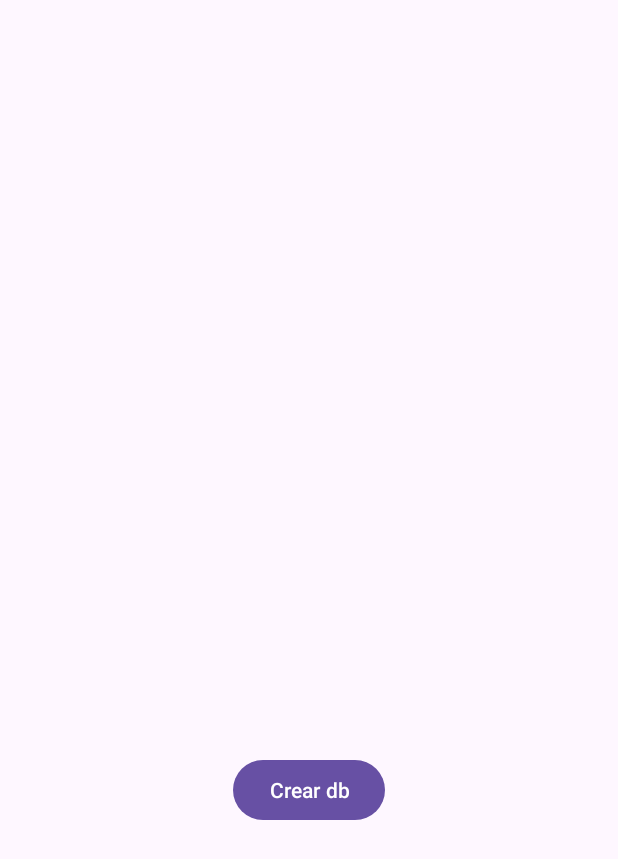
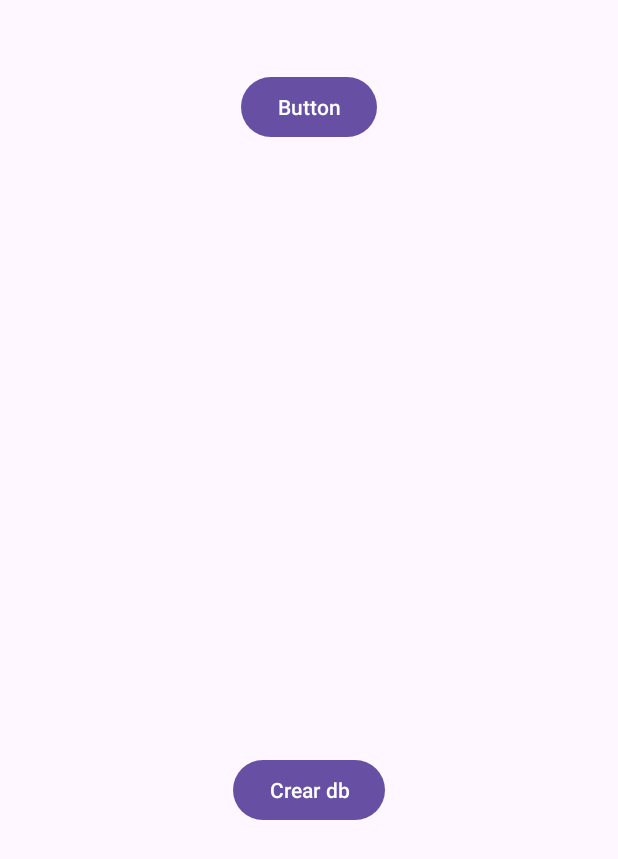
Before and after one commit to Miito456/ProyectoHackaton2024, an Android app: the screen it shows after launch (MainActivity), after a tap on "Crear db", on a phone screen of 412 x 824 dp. Shown: the top 859 px of the screen. Run offline under Robolectric (Android 15) with nearby library versions, the phone set to English and light mode, and no system bars.

Commit message:
CRUD Insert

```diff
--- a/app/src/main/java/com/example/proyectohackathon/MainActivity.java
+++ b/app/src/main/java/com/example/proyectohackathon/MainActivity.java
@@ -1,5 +1,6 @@
 package com.example.proyectohackathon;
 
+import android.content.Intent;
 import android.database.sqlite.SQLiteDatabase;
 import android.os.Bundle;
 import android.view.View;
@@ -13,9 +14,10 @@ import androidx.core.view.ViewCompat;
 import androidx.core.view.WindowInsetsCompat;
 
 import com.example.proyectohackathon.db.DbHelper;
+import com.example.proyectohackathon.db.dbClientes;
 
 public class MainActivity extends AppCompatActivity {
-    Button btnCrear;
+    Button btnCrear, btnInsert;
     protected void onCreate(Bundle savedInstanceState) {
         super.onCreate(savedInstanceState);
         EdgeToEdge.enable(this);
@@ -43,6 +45,22 @@ public class MainActivity extends AppCompatActivity {
                 }
             }
         });
+
+        btnInsert = (Button) findViewById(R.id.btnInsert);
+
+        btnInsert.setOnClickListener(new View.OnClickListener() {
+            @Override
+            public void onClick(View v) {
+                //Toast.makeText(MainActivity.this, "Registro Guradado", Toast.LENGTH_LONG).show();
+                dbClientes insert = new dbClientes(MainActivity.this);
+                Long id = insert.insertarClientes("User", "User", "Prueba Hackaton", 1);
+                if(id >0){
+                    Toast.makeText(MainActivity.this, "Registro Guradado", Toast.LENGTH_LONG).show();
+                }else{
+                    Toast.makeText(MainActivity.this, "Error al guardar", Toast.LENGTH_LONG).show();
+                }
+            }
+        });
     }
 
 }
--- a/app/src/main/java/com/example/proyectohackathon/db/DbHelper.java
+++ b/app/src/main/java/com/example/proyectohackathon/db/DbHelper.java
@@ -8,8 +8,10 @@ import androidx.annotation.Nullable;
 
 public class DbHelper extends SQLiteOpenHelper {
     private static final int DATABASE_VERSION = 1;
-    private  static  final String DATABASE_NOMBRE = "Hackaton.db";
-    private  static  final String TABLE_USUARIOS = "Usuarios";
+    private  static  final String DATABASE_NOMBRE = "BaseDatosHackaton.db";
+    public  static  final String TABLE_CLIENTES = "Clientes";
+    public static  final String TABLE_EMPRESAS = "Empresas";
+
 
     public DbHelper(@Nullable Context context) {
         super(context, DATABASE_NOMBRE, null, DATABASE_VERSION);
@@ -17,16 +19,25 @@ public class DbHelper extends SQLiteOpenHelper {
 
     @Override
     public void onCreate(SQLiteDatabase sqLiteDatabase) {
-        sqLiteDatabase.execSQL("CREATE TABLE "+TABLE_USUARIOS+" (" +
-                "idUsuarios INTEGER PRIMARY KEY AUTOINCREMENT, " +
+        sqLiteDatabase.execSQL("CREATE TABLE "+TABLE_CLIENTES+" (" +
+                "idClientes INTEGER PRIMARY KEY AUTOINCREMENT, " +
+                "User TEXT NOT NULL," +
+                "Password TEXT NOT NULL," +
                 "Nombre TEXT NOT NULL," +
-                "Telefono TEXT NOT NULL)");
+                "Nivel INTEGER NOT NULL)");
+
+        sqLiteDatabase.execSQL("CREATE TABLE "+TABLE_EMPRESAS+" (" +
+                "idEmpresa INTEGER PRIMARY KEY AUTOINCREMENT, " +
+                "Nombre TEXT NOT NULL," +
+                "Descripción TEXT NOT NULL," +
+                "Ubicacion NOT NULL)");
 
     }
 
     @Override
     public void onUpgrade(SQLiteDatabase sqLiteDatabase, int oldVersion, int newVersion) {
-        sqLiteDatabase.execSQL("DROP TABLE "+TABLE_USUARIOS);
+        sqLiteDatabase.execSQL("DROP TABLE "+TABLE_CLIENTES);
+        sqLiteDatabase.execSQL("DROP TABLE "+TABLE_EMPRESAS);
         onCreate(sqLiteDatabase);
     }
 }
--- a/app/src/main/res/layout/activity_main.xml
+++ b/app/src/main/res/layout/activity_main.xml
@@ -16,4 +16,15 @@
         app:layout_constraintBottom_toBottomOf="parent"
         app:layout_constraintEnd_toEndOf="parent"
         app:layout_constraintStart_toStartOf="parent" />
+
+    <Button
+        android:id="@+id/btnInsert"
+        android:layout_width="wrap_content"
+        android:layout_height="wrap_content"
+        android:layout_marginTop="47dp"
+        android:text="Button"
+        app:layout_constraintEnd_toEndOf="parent"
+        app:layout_constraintStart_toStartOf="parent"
+        app:layout_constraintTop_toTopOf="parent" />
+
 </androidx.constraintlayout.widget.ConstraintLayout>
```
Also changed, not shown: app/src/main/AndroidManifest.xml (+13 -1 lines), app/src/main/java/com/example/proyectohackathon/PruebaConsulta.java (added, +92 -0 lines), app/src/main/java/com/example/proyectohackathon/db/dbClientes.java (added, +36 -0 lines), app/src/main/res/layout/activity_prueba_consulta.xml (added, +58 -0 lines), 1 other file.
